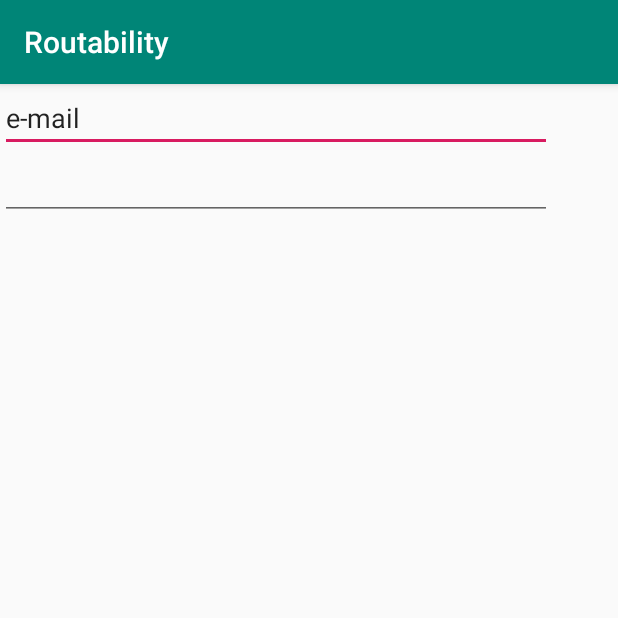
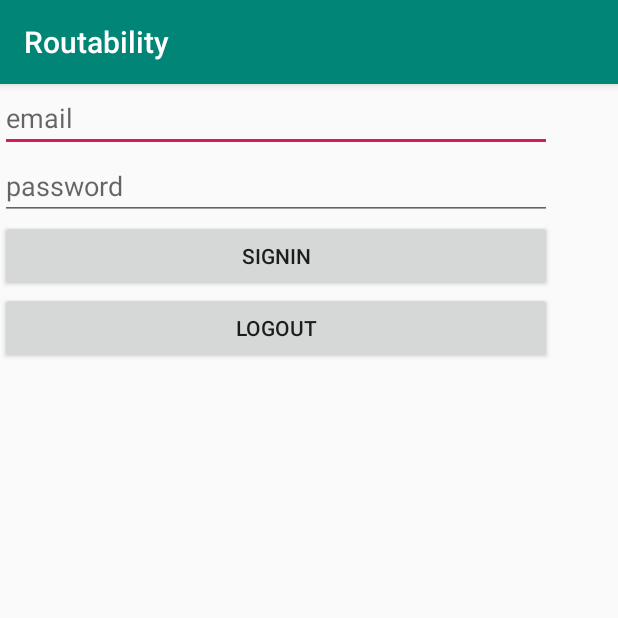
Before and after one commit to cotelus/DGP-MonkeyBits, an Android app: the screen it shows after launch (AccountActivity), on a phone screen of 412 x 824 dp, the top half of it. Run offline under Robolectric (Android 15) with nearby library versions, the phone set to English and light mode, and no system bars; our stand-ins replace Firebase (no records; nobody signed in at launch, a user with empty details on screens opened directly).

Commit message:
Primeras pruebas de inicio y cierre de sesión

```diff
--- a/monkeybit/app/src/main/java/com/monkeybit/routability/AccountActivity.java
+++ b/monkeybit/app/src/main/java/com/monkeybit/routability/AccountActivity.java
@@ -1,14 +1,88 @@
 package com.monkeybit.routability;
 
+import android.support.annotation.NonNull;
 import android.support.v7.app.AppCompatActivity;
 import android.os.Bundle;
+import android.util.Log;
+import android.widget.EditText;
+import android.widget.Toast;
+
+import com.google.android.gms.tasks.OnCompleteListener;
+import com.google.android.gms.tasks.Task;
+import com.google.firebase.auth.AuthResult;
+import com.google.firebase.auth.FirebaseAuth;
+import com.google.firebase.auth.FirebaseUser;
 
 public class AccountActivity extends AppCompatActivity {
+
+    private static final Object TAG = "Debug";
+    private FirebaseAuth mAuth;
+    public String email;
+    public String password;
 
     @Override
     protected void onCreate(Bundle savedInstanceState) {
         super.onCreate(savedInstanceState);
         setContentView(R.layout.activity_account);
+
+        mAuth = FirebaseAuth.getInstance();
+        email = null;
+        password = null;
+    }
+
+    @Override
+    public void onStart() {
+        super.onStart();
+        // Check if user is signed in (non-null) and update UI accordingly.
+        FirebaseUser currentUser = mAuth.getCurrentUser();
+        //updateUI(currentUser);
+        if (currentUser != null) {
+            Toast toast = Toast.makeText(getApplicationContext(), "Currently signed in!", Toast.LENGTH_SHORT);
+            toast.show();
+        } else {
+            Toast toast = Toast.makeText(getApplicationContext(),"You should sign in", Toast.LENGTH_SHORT);
+            toast.show();
+        }
+    }
+
+    public void onSignIn(android.view.View view) {
+
+        //@TODO: Si no tiene los valores válidos, la aplicación crashea...
+        email = ((EditText) findViewById(R.id.eMailAut)).getText().toString();
+        password = ((EditText) findViewById(R.id.passAut)).getText().toString();
+
+        if (email == null || password == null) {
+            return;
+        }
+
+        mAuth.signInWithEmailAndPassword(email, password)
+                .addOnCompleteListener(this, new OnCompleteListener<AuthResult>() {
+                    @Override
+                    public void onComplete(@NonNull Task<AuthResult> task) {
+                        if (task.isSuccessful()) {
+                            // Sign in success, update UI with the signed-in user's information
+                            Toast toast = Toast.makeText(getApplicationContext(), "SignIn succesfully!", Toast.LENGTH_SHORT);
+                            toast.show();
+                            FirebaseUser user = mAuth.getCurrentUser();
+                            //updateUI(user);
+                        } else {
+                            // If sign in fails, display a message to the user.
+                            Toast toast = Toast.makeText(getApplicationContext(), "Authentication fail!", Toast.LENGTH_SHORT);
+                            toast.show();
+                            //updateUI(null);
+                        }
+                    }
+                });
+    }
+
+    public void onLogOut(android.view.View view) {
+        if (mAuth.getCurrentUser() != null) {
+            mAuth.signOut();
+            Toast toast = Toast.makeText(getApplicationContext(), "LogOut!", Toast.LENGTH_SHORT);
+            toast.show();
+        }
+        Toast toast = Toast.makeText(getApplicationContext(), "You are ready LogOut!", Toast.LENGTH_SHORT);
+        toast.show();
     }
 
 }
--- a/monkeybit/app/src/main/res/layout/activity_account.xml
+++ b/monkeybit/app/src/main/res/layout/activity_account.xml
@@ -18,8 +18,9 @@
             android:layout_width="match_parent"
             android:layout_height="wrap_content"
             android:ems="10"
+            android:hint="email"
             android:inputType="textEmailAddress"
-            android:text="e-mail" />
+            android:singleLine="true" />
 
         <EditText
             android:id="@+id/passAut"
@@ -27,8 +28,23 @@
             android:layout_height="wrap_content"
             android:contentDescription="password"
             android:ems="10"
+            android:hint="password"
             android:inputType="textPassword"
             android:selectAllOnFocus="false"
             android:singleLine="false" />
+
+        <Button
+            android:id="@+id/SignIn"
+            android:layout_width="match_parent"
+            android:layout_height="wrap_content"
+            android:onClick="onSignIn"
+            android:text="SignIn" />
+
+        <Button
+            android:id="@+id/LogOut"
+            android:layout_width="match_parent"
+            android:layout_height="wrap_content"
+            android:onClick="onLogOut"
+            android:text="LogOut" />
     </LinearLayout>
 </android.support.constraint.ConstraintLayout>
```
